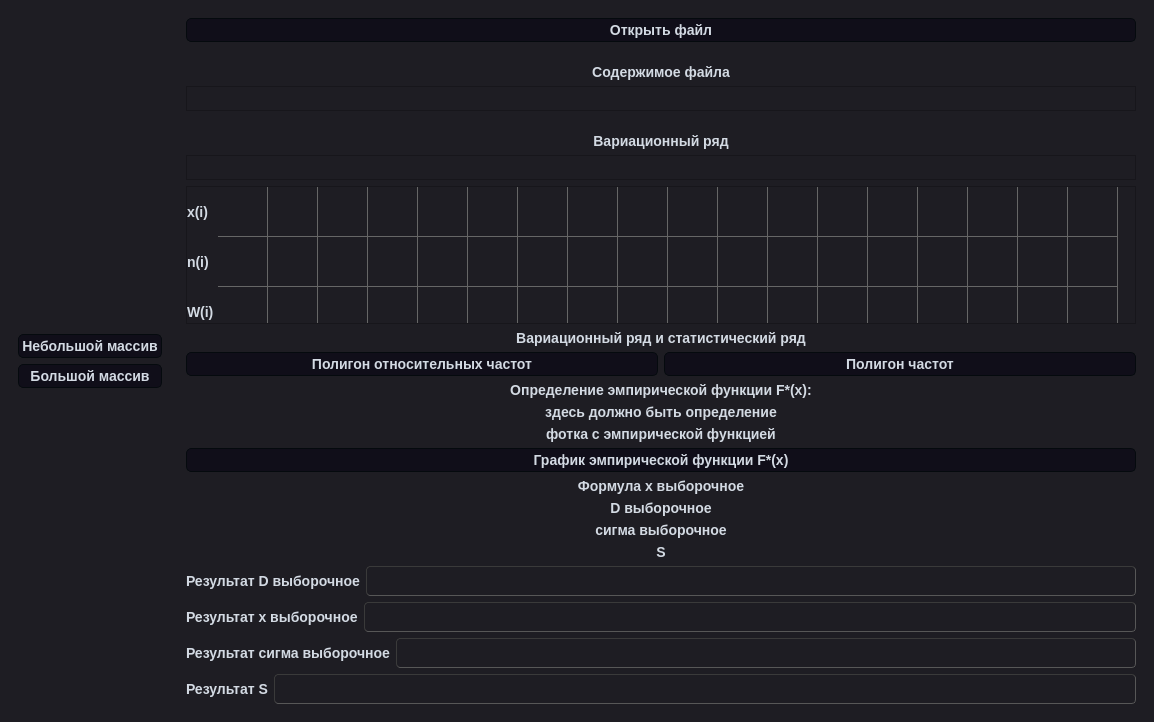
T-LORE/tv_lr6, file interface.ui: the form before one commit.
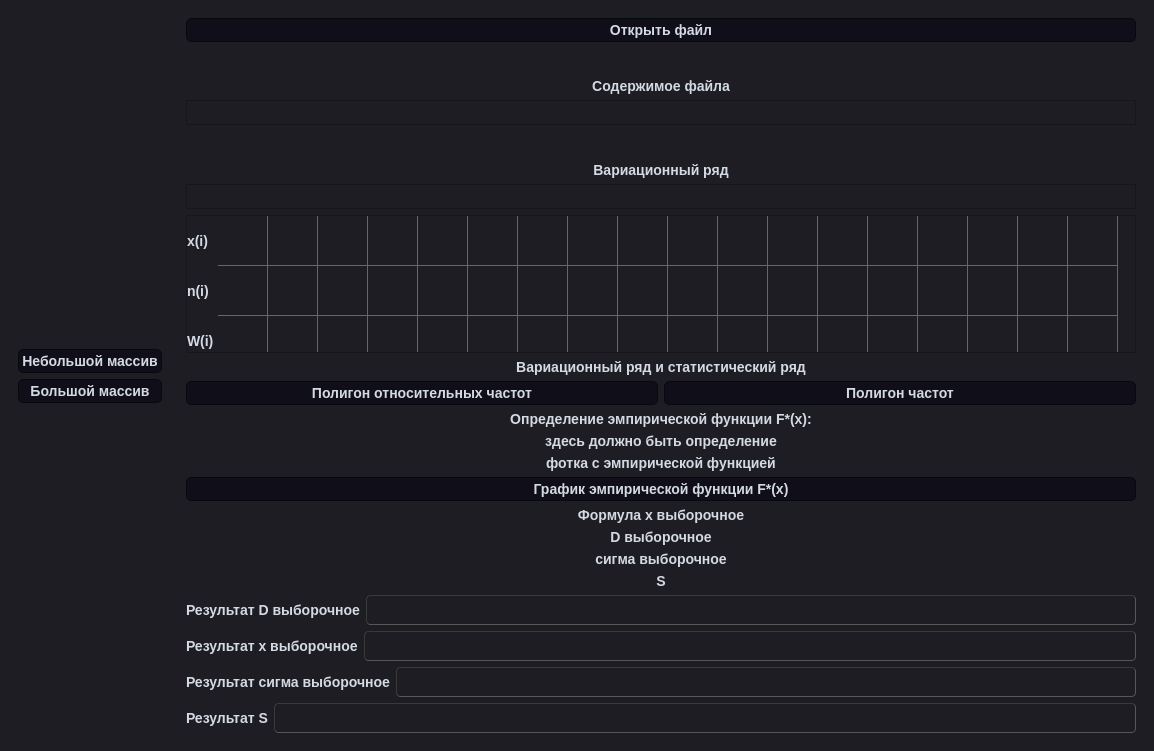
The form after the commit.

Patch:
```diff
--- a/interface.ui
+++ b/interface.ui
@@ -7,7 +7,7 @@
     <x>0</x>
     <y>0</y>
     <width>1154</width>
-    <height>722</height>
+    <height>751</height>
    </rect>
   </property>
   <property name="windowTitle">
@@ -288,8 +288,6 @@
 &lt;html&gt;&lt;head&gt;&lt;meta name=&quot;qrichtext&quot; content=&quot;1&quot; /&gt;&lt;meta charset=&quot;utf-8&quot; /&gt;&lt;style type=&quot;text/css&quot;&gt;
 p, li { white-space: pre-wrap; }
 hr { height: 1px; border-width: 0; }
-li.unchecked::marker { content: &quot;\2610&quot;; }
-li.checked::marker { content: &quot;\2612&quot;; }
 &lt;/style&gt;&lt;/head&gt;&lt;body style=&quot; font-family:'Arial','sans-serif'; font-size:14px; font-weight:700; font-style:normal;&quot;&gt;
 &lt;p style=&quot;-qt-paragraph-type:empty; margin-top:0px; margin-bottom:0px; margin-left:0px; margin-right:0px; -qt-block-indent:0; text-indent:0px;&quot;&gt;&lt;br /&gt;&lt;/p&gt;&lt;/body&gt;&lt;/html&gt;</string>
             </property>
```
Left out of the diff: 2 changed lines with no effect on the pictures.
